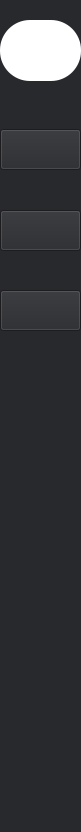
Old version of the form chat_Client/leftw.ui in the repository OY-YH/ATAW-Chat.
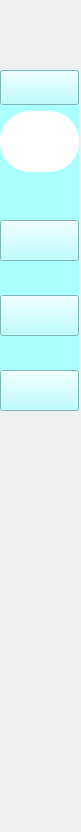
New version of the form. Icons and pictures are not drawn. Custom widgets are drawn as their Qt base class.

Patch:
```diff
--- a/chat_Client/leftw.ui
+++ b/chat_Client/leftw.ui
@@ -20,37 +20,22 @@
    <string>Form</string>
   </property>
   <property name="styleSheet">
-   <string notr="true">background-color: rgb(40, 41, 45);</string>
+   <string notr="true"/>
   </property>
   <widget class="QWidget" name="widget_4" native="true">
    <property name="geometry">
     <rect>
      <x>0</x>
-     <y>20</y>
-     <width>81</width>
-     <height>311</height>
+     <y>70</y>
+     <width>79</width>
+     <height>341</height>
     </rect>
    </property>
    <property name="styleSheet">
-    <string notr="true"/>
+    <string notr="true">background-color: rgb(170, 255, 255);</string>
    </property>
-   <layout class="QVBoxLayout" name="verticalLayout_2">
-    <item>
-     <widget class="QWidget" name="widget_5" native="true">
-      <property name="minimumSize">
-       <size>
-        <width>61</width>
-        <height>61</height>
-       </size>
-      </property>
-      <property name="styleSheet">
-       <string notr="true">background-color: rgb(255, 255, 255);
-border-radius:30px;
-image: url(:/res/pic/天猫.png);</string>
-      </property>
-     </widget>
-    </item>
-    <item>
+   <layout class="QGridLayout" name="gridLayout">
+    <item row="2" column="0">
      <spacer name="verticalSpacer_4">
       <property name="orientation">
        <enum>Qt::Vertical</enum>
@@ -63,23 +48,7 @@
       </property>
      </spacer>
     </item>
-    <item>
-     <widget class="MyButton" name="btn_chat">
-      <property name="minimumSize">
-       <size>
-        <width>51</width>
-        <height>41</height>
-       </size>
-      </property>
-      <property name="styleSheet">
-       <string notr="true">image: url(:/res/pic/Chat.png);</string>
-      </property>
-      <property name="text">
-       <string/>
-      </property>
-     </widget>
-    </item>
-    <item>
+    <item row="4" column="0">
      <spacer name="verticalSpacer_5">
       <property name="orientation">
        <enum>Qt::Vertical</enum>
@@ -92,7 +61,23 @@
       </property>
      </spacer>
     </item>
-    <item>
+    <item row="3" column="0">
+     <widget class="MyButton" name="btn_chat">
+      <property name="minimumSize">
+       <size>
+        <width>51</width>
+        <height>41</height>
+       </size>
+      </property>
+      <property name="styleSheet">
+       <string notr="true">image: url(:/res/pic/Chat.png);</string>
+      </property>
+      <property name="text">
+       <string/>
+      </property>
+     </widget>
+    </item>
+    <item row="5" column="0">
      <widget class="MyButton" name="btn_contact">
       <property name="minimumSize">
        <size>
@@ -108,7 +93,22 @@
       </property>
      </widget>
     </item>
-    <item>
+    <item row="1" column="0">
+     <widget class="QWidget" name="widget_5" native="true">
+      <property name="minimumSize">
+       <size>
+        <width>61</width>
+        <height>61</height>
+       </size>
+      </property>
+      <property name="styleSheet">
+       <string notr="true">background-color: rgb(255, 255, 255);
+border-radius:30px;
+image: url(:/res/pic/天猫.png);</string>
+      </property>
+     </widget>
+    </item>
+    <item row="6" column="0">
      <spacer name="verticalSpacer_6">
       <property name="orientation">
        <enum>Qt::Vertical</enum>
@@ -121,7 +121,7 @@
       </property>
      </spacer>
     </item>
-    <item>
+    <item row="7" column="0">
      <widget class="MyButton" name="btn_settings">
       <property name="minimumSize">
        <size>
@@ -137,6 +137,23 @@
       </property>
      </widget>
     </item>
+    <item row="0" column="0">
+     <widget class="MyButton" name="weatherButton">
+      <property name="minimumSize">
+       <size>
+        <width>30</width>
+        <height>35</height>
+       </size>
+      </property>
+      <property name="styleSheet">
+       <string notr="true">border-image: url(:/icons/weather_icons/duoyun.png);
+</string>
+      </property>
+      <property name="text">
+       <string/>
+      </property>
+     </widget>
+    </item>
    </layout>
   </widget>
  </widget>
```
